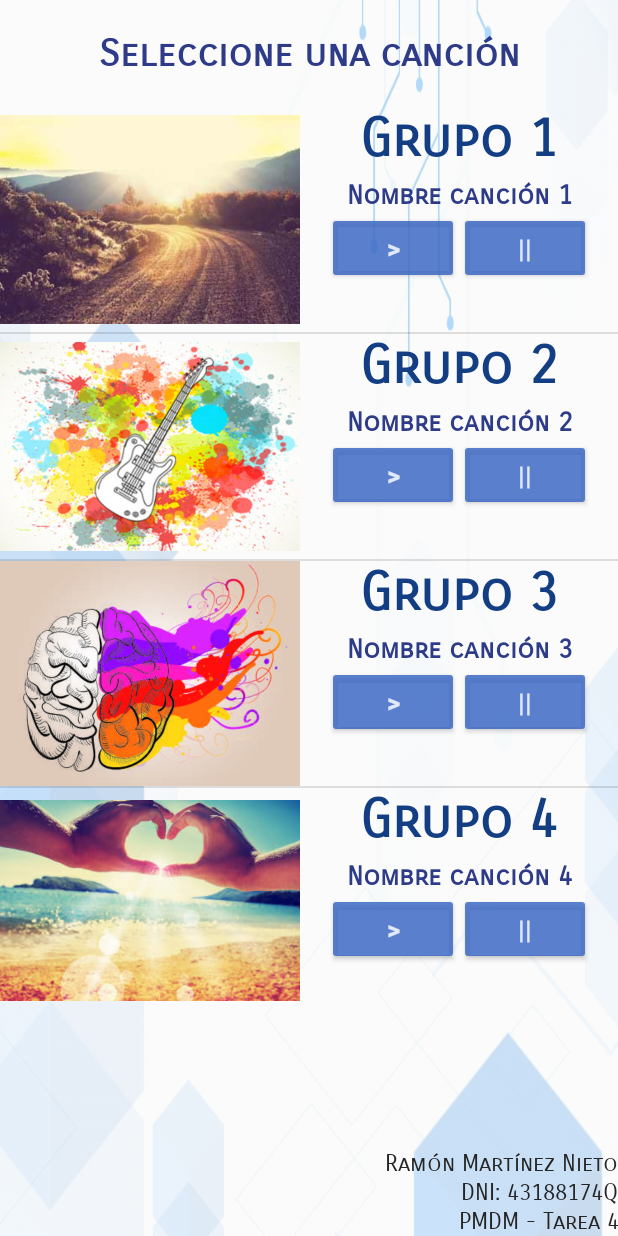
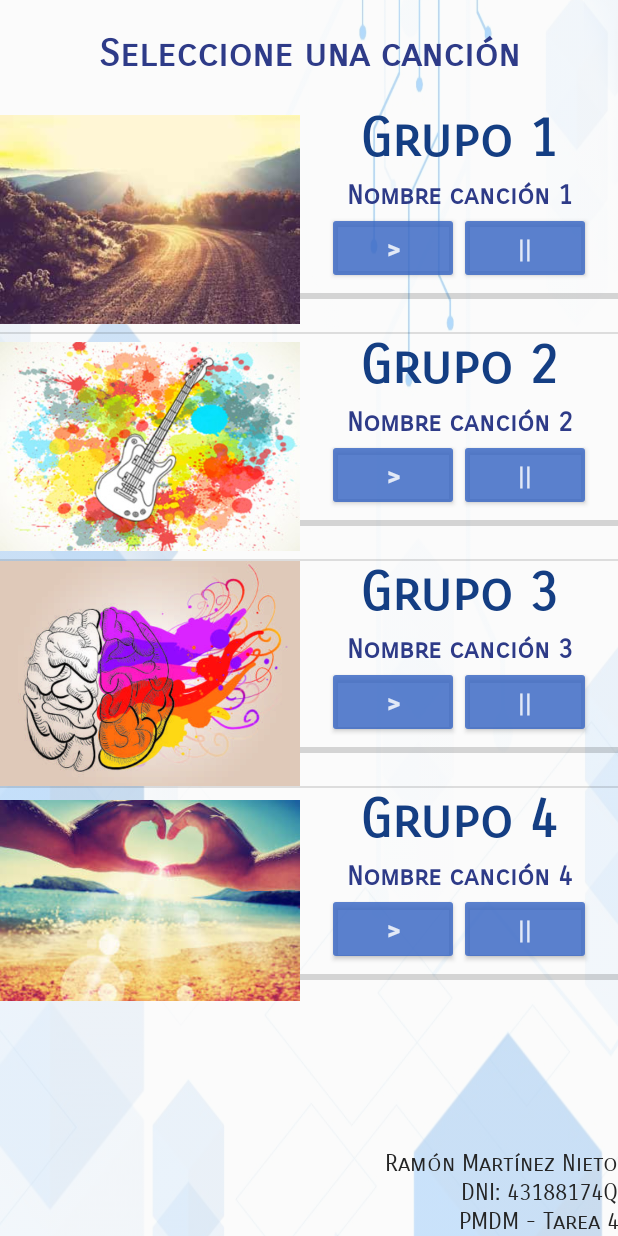
Before and after one commit to RamonMartinezNieto/ElGranReproductor, an Android app: the activity_musica_ejemplo screen opened directly, with no data from a screen before it, after a tap on an icon or button, on a phone screen of 412 x 824 dp. Run offline under Robolectric (Android 15) with nearby library versions, the light colour scheme and no system bars; 1 statement that could not run was skipped.

Commit message:
Git antes de implementar on Click por si tengo que recuperar

```diff
--- a/app/src/main/java/com/foc/reproductorvideo/music/adaptador_musica_ejemplo.java
+++ b/app/src/main/java/com/foc/reproductorvideo/music/adaptador_musica_ejemplo.java
@@ -3,6 +3,8 @@ package com.foc.reproductorvideo.music;
 import android.content.Context;
 import android.media.MediaPlayer;
 import android.net.Uri;
+import android.os.AsyncTask;
+import android.os.SystemClock;
 import android.util.Log;
 import android.view.LayoutInflater;
 import android.view.View;
@@ -10,12 +12,14 @@ import android.view.ViewGroup;
 import android.widget.BaseAdapter;
 import android.widget.Button;
 import android.widget.ImageView;
+import android.widget.ProgressBar;
 import android.widget.TextView;
 import android.widget.Toast;
 
 import java.io.IOException;
 import java.util.ArrayList;
 
+import com.foc.reproductorvideo.MainActivity;
 import com.foc.reproductorvideo.R;
 
 
@@ -38,6 +42,8 @@ public class adaptador_musica_ejemplo extends BaseAdapter {
     Button btPlayMusica;
     MediaPlayer mediaplayer;
     Button btStopMusica;
+    ProgressBar progressBarMusicaEjemplo;
+    ArrayList<ProgressBar> barrasDeProgreso = new ArrayList<>();
 
     int idCancionPausada;
     int idCancionPlayed;
@@ -92,6 +98,12 @@ public class adaptador_musica_ejemplo extends BaseAdapter {
         TextView tvSubtituloCancion = v.findViewById(R.id.textViewSubtitulo);
         ImageView ivMiniatura = v.findViewById(R.id.imageViewMiniatura);
 
+        //Barra de progreso, se supone que le paso el progressBar que toca
+        progressBarMusicaEjemplo = v.findViewById(R.id.progressBarMusicaEjemplo);
+
+
+        barrasDeProgreso.add((ProgressBar)v.findViewById(R.id.progressBarMusicaEjemplo));
+
 
         //asigno los datos al TextView
         tvTituloCancion.setText(tituloActual);
@@ -103,14 +115,21 @@ public class adaptador_musica_ejemplo extends BaseAdapter {
         //Cargo el toggleButton y le asigno un listener para el botón (ojo que es para cada botón)
         btPlayMusica = (Button) v.findViewById(R.id.buttonPlayMusic);
         btPlayMusica.setOnClickListener(new View.OnClickListener() {
+
             @Override
             public void onClick(View v) {
                 //cargar canción
                 String pathMusicaFileMuestra = "android.resource://com.foc.reproductorvideo/" + idCancion;
 
+                //busco el progressBar que toca
+                progressBarMusicaEjemplo = barrasDeProgreso.get(16);
+
                 if (idCancionPausada == idCancion) {
 
                     mediaplayer.start();
+                    //Nueva tarea Asincrona para el progress bar
+                    new newasinTask_cargar().execute(progressBarMusicaEjemplo);
+
 
                 } else {
 
@@ -135,6 +154,10 @@ public class adaptador_musica_ejemplo extends BaseAdapter {
                     idCancionPlayed = idCancion;
                     idCancionPausada = 0;
                     mediaplayer.start();
+
+                    //Ejecuto tarea async para el progress bar
+                    new newasinTask_cargar().execute(progressBarMusicaEjemplo);
+
                 }
             }
         });
@@ -161,4 +184,51 @@ public class adaptador_musica_ejemplo extends BaseAdapter {
         return v;
     }
 
+    public class newasinTask_cargar extends AsyncTask<ProgressBar, Integer, Void>{
+
+        int progreso;
+        ProgressBar pb;
+
+        @Override
+        protected void onPreExecute(){
+            progreso = 0;
+
+         }
+
+        @Override
+        protected Void doInBackground(ProgressBar... params){
+
+            this.pb = (ProgressBar) params[0];
+
+
+
+            while(progreso < 100){
+                progreso++;
+                //publico el progreso
+                publishProgress(progreso);
+                //lo duermo un poco
+                SystemClock.sleep(20);
+            }
+
+
+            return null;
+        }
+
+        @Override
+        protected void onProgressUpdate(Integer... values){
+            //pb.setProgress(values[0]);
+            if(pb != null) {
+                pb.setProgress(values[0]);
+            }
+        }
+
+        @Override
+        protected void onPostExecute(Void result){
+            //todo resultado on PostExecute.
+           // pb.setProgress(0);
+
+
+        }
+    }
+
 }
--- a/app/src/main/res/layout/adaptador_musica_ejemplos.xml
+++ b/app/src/main/res/layout/adaptador_musica_ejemplos.xml
@@ -28,8 +28,13 @@
         <LinearLayout
             android:layout_width="match_parent"
             android:layout_height="match_parent"
-            android:orientation="horizontal"
-            android:gravity="center_horizontal">
+            android:orientation="vertical">
+
+            <LinearLayout
+                android:layout_width="match_parent"
+                android:layout_height="wrap_content"
+                android:gravity="center_horizontal"
+                android:orientation="horizontal">
 
                 <Button
                     android:id="@+id/buttonPlayMusic"
@@ -38,6 +43,16 @@
                 <Button
                     android:id="@+id/buttonPauseMusic"
                     style="@style/botones_musica_pause" />
+
+            </LinearLayout>
+
+            <ProgressBar
+                android:id="@+id/progressBarMusicaEjemplo"
+                style="?android:attr/progressBarStyleHorizontal"
+                android:layout_width="match_parent"
+                android:layout_height="wrap_content"
+                android:progress="0"/>
+
         </LinearLayout>
 
 
--- a/app/src/main/res/values/styles.xml
+++ b/app/src/main/res/values/styles.xml
@@ -104,6 +104,7 @@
 
     <style name="botones_musica_play" parent="botonesPrincipales">
         <item name="android:layout_width">wrap_content</item>
+        <item name="android:layout_height">wrap_content</item>
         <item name="android:height">20dp</item>
         <item name="android:width">20dp</item>
         <item name="android:text">></item>
```
Lines whose indentation alone changed are shown as unchanged.
